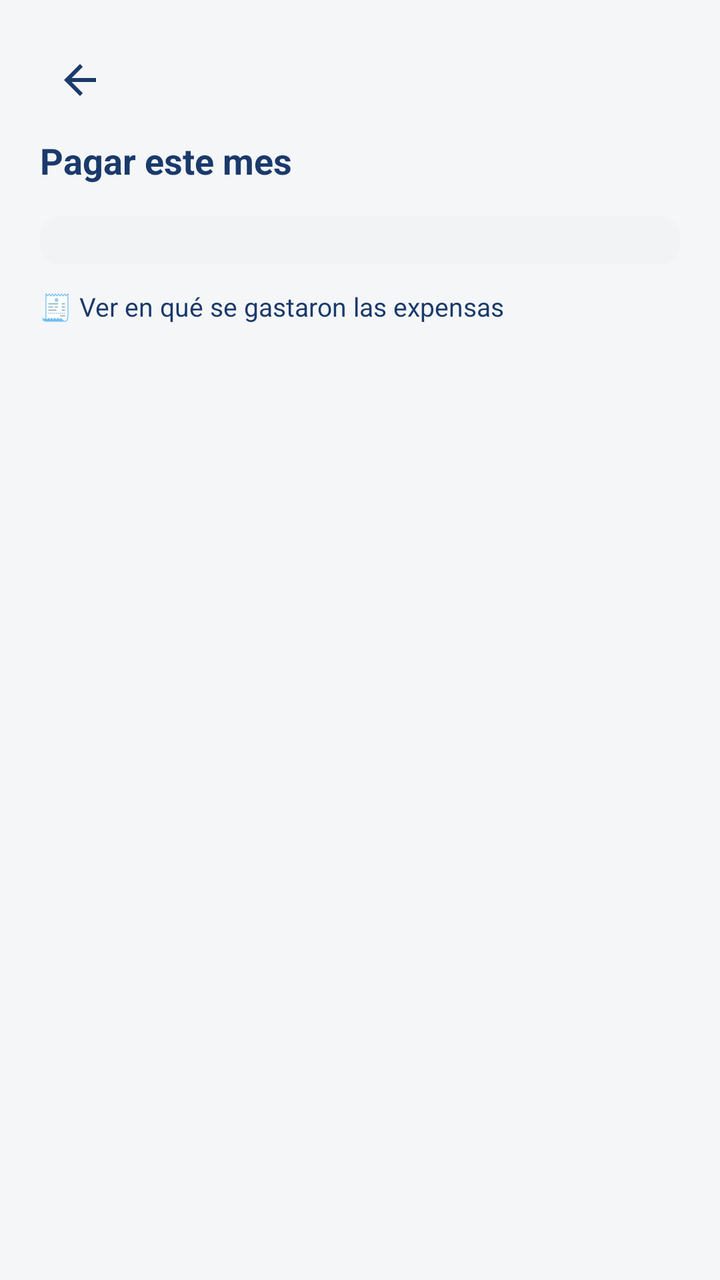
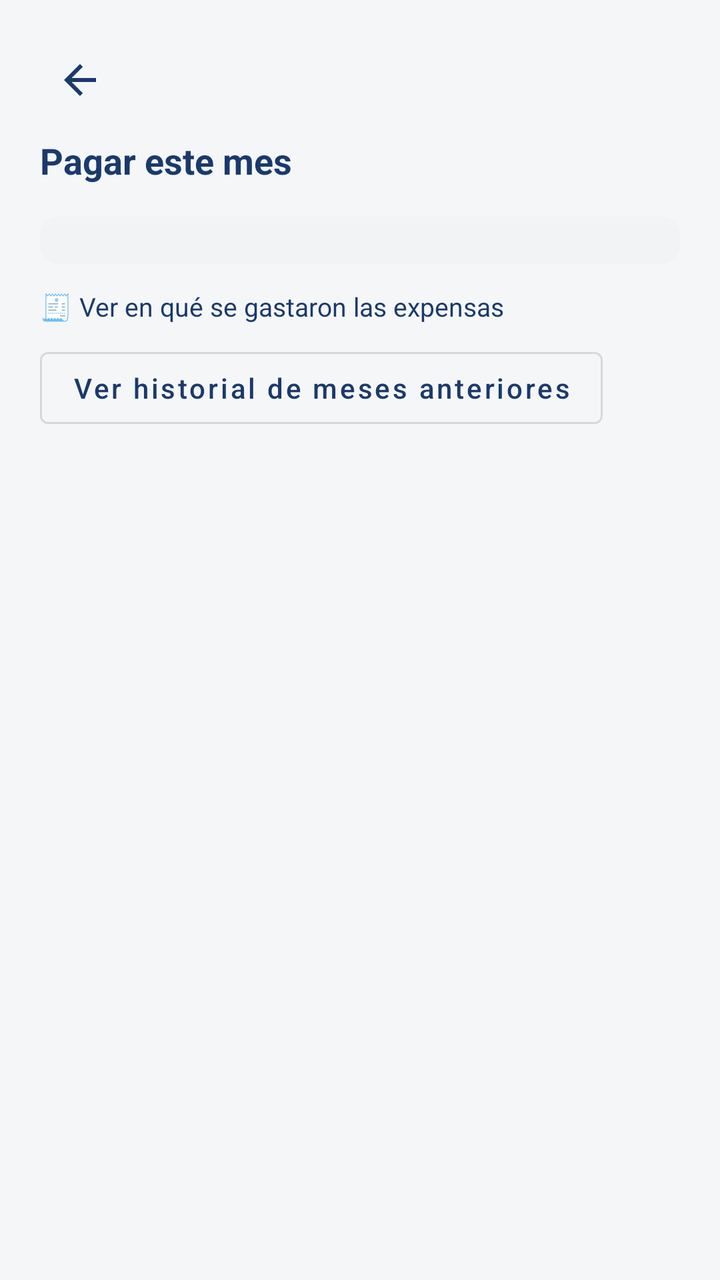

Compare the two renders of this Android layout. The source of the first and the diff that turns it into the second are given below.
<!-- AndroidManifest.xml: application theme Theme.ConsorcioTransparente -->
<!-- res/layout/activity_pagar.xml -->
<?xml version="1.0" encoding="utf-8"?>
<ScrollView xmlns:android="http://schemas.android.com/apk/res/android"
    android:layout_width="match_parent"
    android:layout_height="match_parent"
    android:background="@color/background"
    android:fillViewport="true">

    <LinearLayout
        android:layout_width="match_parent"
        android:layout_height="wrap_content"
        android:orientation="vertical"
        android:padding="20dp">

        <ImageButton
            android:id="@+id/buttonBack"
            android:layout_width="40dp"
            android:layout_height="40dp"
            android:layout_gravity="start"
            android:layout_marginBottom="8dp"
            android:background="?attr/selectableItemBackgroundBorderless"
            android:contentDescription="@string/back"
            android:src="@drawable/ic_back"
            android:tint="@color/navy" />

        <TextView
            android:layout_width="wrap_content"
            android:layout_height="wrap_content"
            android:text="@string/pagar_title"
            android:textColor="@color/navy"
            android:textSize="18sp"
            android:textStyle="bold" />

        <LinearLayout
            android:id="@+id/breakdownContainer"
            android:layout_width="match_parent"
            android:layout_height="wrap_content"
            android:layout_marginTop="16dp"
            android:background="@drawable/bg_metric_card"
            android:orientation="vertical"
            android:padding="12dp" />

        <TextView
            android:id="@+id/textVerRendicion"
            android:layout_width="wrap_content"
            android:layout_height="wrap_content"
            android:layout_marginTop="12dp"
            android:clickable="true"
            android:focusable="true"
            android:text="@string/pagar_ver_rendicion"
            android:textColor="@color/navy"
            android:textSize="13sp" />

        <TextView
            android:id="@+id/textNoAmount"
            android:layout_width="match_parent"
            android:layout_height="wrap_content"
            android:layout_marginTop="16dp"
            android:background="@drawable/bg_card"
            android:padding="14dp"
            android:text="@string/pagar_no_amount"
            android:textColor="?attr/colorTextSecondary"
            android:textSize="12sp"
            android:visibility="gone" />

        <LinearLayout
            android:id="@+id/sectionPending"
            android:layout_width="match_parent"
            android:layout_height="wrap_content"
            android:layout_marginTop="16dp"
            android:orientation="vertical"
            android:visibility="gone">

            <TextView
                android:id="@+id/textRejected"
                android:layout_width="match_parent"
                android:layout_height="wrap_content"
                android:layout_marginBottom="8dp"
                android:textColor="@color/tag_red_fg"
                android:textSize="12sp"
                android:visibility="gone" />

            <LinearLayout
                android:layout_width="match_parent"
                android:layout_height="wrap_content"
                android:background="@drawable/bg_card"
                android:orientation="vertical"
                android:padding="14dp">

                <LinearLayout
                    android:layout_width="match_parent"
                    android:layout_height="wrap_content"
                    android:orientation="horizontal"
                    android:gravity="center_vertical">

                    <TextView
                        android:id="@+id/textCbu"
                        android:layout_width="0dp"
                        android:layout_height="wrap_content"
                        android:layout_weight="1"
                        android:textColor="@color/text_primary"
                        android:textSize="13sp" />

                    <Button
                        android:id="@+id/buttonCopyCbu"
                        android:layout_width="wrap_content"
                        android:layout_height="wrap_content"
                        android:text="@string/pagar_copy_cbu"
                        android:textAllCaps="false"
                        style="?android:attr/buttonStyleSmall" />
                </LinearLayout>

                <LinearLayout
                    android:layout_width="match_parent"
                    android:layout_height="wrap_content"
                    android:layout_marginTop="4dp"
                    android:orientation="horizontal"
                    android:gravity="center_vertical">

                    <TextView
                        android:id="@+id/textAlias"
                        android:layout_width="0dp"
                        android:layout_height="wrap_content"
                        android:layout_weight="1"
                        android:textColor="@color/text_primary"
                        android:textSize="13sp" />

                    <Button
                        android:id="@+id/buttonCopyAlias"
                        android:layout_width="wrap_content"
                        android:layout_height="wrap_content"
                        android:text="@string/pagar_copy_alias"
                        android:textAllCaps="false"
                        style="?android:attr/buttonStyleSmall" />
                </LinearLayout>
            </LinearLayout>

            <Button
                android:id="@+id/buttonAttachReceipt"
                android:layout_width="match_parent"
                android:layout_height="wrap_content"
                android:layout_marginTop="12dp"
                android:backgroundTint="@color/navy"
                android:paddingVertical="12dp"
                android:text="@string/pagar_attach_receipt"
                android:textAllCaps="false" />
        </LinearLayout>

        <TextView
            android:id="@+id/textReviewing"
            android:layout_width="match_parent"
            android:layout_height="wrap_content"
            android:layout_marginTop="16dp"
            android:background="@drawable/bg_tag_pill"
            android:backgroundTint="@color/tag_yellow_bg"
            android:padding="14dp"
            android:textColor="@color/tag_yellow_fg"
            android:textSize="12sp"
            android:visibility="gone" />

        
        <Button
            android:id="@+id/buttonPayMercadoPago"
            android:layout_width="match_parent"
            android:layout_height="wrap_content"
            android:layout_marginTop="12dp"
            android:backgroundTint="@color/navy"
            android:paddingVertical="12dp"
            android:text="@string/pagar_mercado_pago"
            android:textAllCaps="false"
            android:visibility="gone" />

        <LinearLayout
            android:id="@+id/sectionPaid"
            android:layout_width="match_parent"
            android:layout_height="wrap_content"
            android:layout_marginTop="16dp"
            android:orientation="vertical"
            android:visibility="gone">

            <TextView
                android:id="@+id/textPaid"
                android:layout_width="match_parent"
                android:layout_height="wrap_content"
                android:background="@drawable/bg_tag_pill"
                android:backgroundTint="@color/tag_green_bg"
                android:padding="14dp"
                android:textColor="@color/tag_green_fg"
                android:textSize="12sp" />

            <Button
                android:id="@+id/buttonHistory"
                android:layout_width="wrap_content"
                android:layout_height="wrap_content"
                android:layout_marginTop="8dp"
                android:text="@string/pagar_history"
                android:textAllCaps="false"
                style="@style/Widget.MaterialComponents.Button.OutlinedButton" />
        </LinearLayout>

        <ProgressBar
            android:id="@+id/progressBar"
            android:layout_width="wrap_content"
            android:layout_height="wrap_content"
            android:layout_gravity="center"
            android:layout_marginTop="16dp"
            android:visibility="gone" />

        <TextView
            android:id="@+id/textError"
            android:layout_width="match_parent"
            android:layout_height="wrap_content"
            android:layout_marginTop="8dp"
            android:textColor="@color/tag_red_fg"
            android:textSize="12sp"
            android:visibility="gone" />

    </LinearLayout>
</ScrollView>
<!-- resources referenced by this layout -->
<resources>
  <color name="background">#F5F6F8</color>
  <color name="navy">#1A3A6B</color>
  <color name="tag_green_bg">#D1FAE5</color>
  <color name="tag_green_fg">#065F46</color>
  <color name="tag_red_fg">#991B1B</color>
  <color name="tag_yellow_bg">#FEF9C3</color>
  <color name="tag_yellow_fg">#854D0E</color>
  <color name="text_primary">#111827</color>
  <!-- drawable bg_card (drawable) -->
  <?xml version="1.0" encoding="utf-8"?>
  <shape xmlns:android="http://schemas.android.com/apk/res/android">
      <solid android:color="@color/surface" />
      <corners android:radius="12dp" />
      <stroke android:width="0.5dp" android:color="@color/border" />
  </shape>
  <!-- drawable bg_metric_card (drawable) -->
  <?xml version="1.0" encoding="utf-8"?>
  <shape xmlns:android="http://schemas.android.com/apk/res/android">
      <solid android:color="@color/surface_secondary" />
      <corners android:radius="10dp" />
  </shape>
  <!-- drawable bg_tag_pill (drawable) -->
  <?xml version="1.0" encoding="utf-8"?>
  <shape xmlns:android="http://schemas.android.com/apk/res/android">
      <solid android:color="@color/tag_green_bg" />
      <corners android:radius="20dp" />
  </shape>
  <!-- drawable ic_back (drawable) -->
  <?xml version="1.0" encoding="utf-8"?>
  <vector xmlns:android="http://schemas.android.com/apk/res/android"
      android:width="24dp"
      android:height="24dp"
      android:viewportWidth="24"
      android:viewportHeight="24">
      <path
          android:fillColor="#FF000000"
          android:pathData="M20,11H7.83l5.59,-5.59L12,4l-8,8 8,8 1.41,-1.41L7.83,13H20v-2z" />
  </vector>
  <string name="back">Volver</string>
  <string name="pagar_attach_receipt">Adjuntar comprobante de transferencia</string>
  <string name="pagar_copy_alias">Copiar alias</string>
  <string name="pagar_copy_cbu">Copiar CBU</string>
  <string name="pagar_history">Ver historial de meses anteriores</string>
  <string name="pagar_mercado_pago">Pagar con Mercado Pago</string>
  <string name="pagar_no_amount">Todavía no tenés un monto asignado. Consultá a tu Administrador.</string>
  <string name="pagar_title">Pagar este mes</string>
  <string name="pagar_ver_rendicion">🧾 Ver en qué se gastaron las expensas</string>
  <style name="Theme.ConsorcioTransparente" parent="Theme.MaterialComponents.Light.NoActionBar">
          <item name="colorPrimary">@color/navy</item>
          <item name="colorPrimaryDark">@color/navy_dark</item>
          <item name="colorAccent">@color/blue_accent</item>
          <item name="android:windowBackground">@color/background</item>
          <item name="android:statusBarColor" tools:targetApi="l">@color/navy</item>
          <item name="colorTextSecondary">@color/text_secondary</item>
      </style>
  <color name="surface">#FFFFFF</color>
  <color name="border">#E5E7EB</color>
  <color name="surface_secondary">#F1F3F5</color>
  <color name="navy_dark">#0F2647</color>
  <color name="blue_accent">#3B82F6</color>
  <color name="text_secondary">#6B7280</color>
</resources>

<!-- the commit's change to res/layout/activity_pagar.xml (unified diff, before → after) -->
@@ -50,6 +50,16 @@
             android:textColor="@color/navy"
             android:textSize="13sp" />
 
+        
+        <Button
+            android:id="@+id/buttonHistory"
+            android:layout_width="wrap_content"
+            android:layout_height="wrap_content"
+            android:layout_marginTop="8dp"
+            android:text="@string/pagar_history"
+            android:textAllCaps="false"
+            style="@style/Widget.MaterialComponents.Button.OutlinedButton" />
+
         <TextView
             android:id="@+id/textNoAmount"
             android:layout_width="match_parent"
@@ -186,15 +196,6 @@
                 android:padding="14dp"
                 android:textColor="@color/tag_green_fg"
                 android:textSize="12sp" />
-
-            <Button
-                android:id="@+id/buttonHistory"
-                android:layout_width="wrap_content"
-                android:layout_height="wrap_content"
-                android:layout_marginTop="8dp"
-                android:text="@string/pagar_history"
-                android:textAllCaps="false"
-                style="@style/Widget.MaterialComponents.Button.OutlinedButton" />
         </LinearLayout>
 
         <ProgressBar
